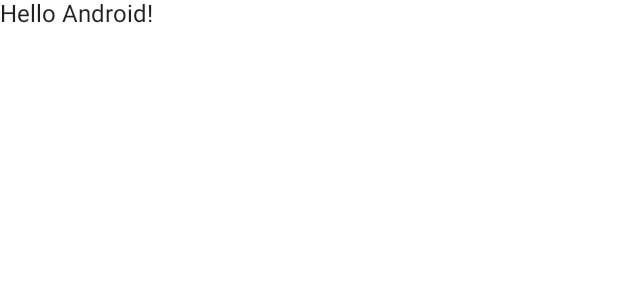
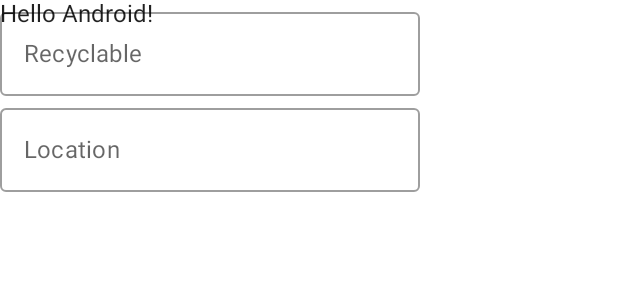
Before and after one commit to Smoofington/FindMyRecyclingV32001, an Android app built with Jetpack Compose: the @Preview function DefaultPreview, on a phone screen of 412 x 824 dp. Shown: the top 300 px of the screen. Run offline under Robolectric (Android 15) with nearby library versions, the phone set to English and light mode, and no system bars.

Commit message:
Added Recyclable and location fields

```diff
--- a/app/src/main/java/com/findmyrecycling/MainActivity.kt
+++ b/app/src/main/java/com/findmyrecycling/MainActivity.kt
@@ -1,12 +1,17 @@
 package com.findmyrecycling
+
 
 import android.os.Bundle
 import androidx.activity.ComponentActivity
 import androidx.activity.compose.setContent
+import androidx.compose.foundation.layout.Column
+import androidx.compose.foundation.layout.Spacer
 import androidx.compose.material.MaterialTheme
+import androidx.compose.material.OutlinedTextField
 import androidx.compose.material.Surface
 import androidx.compose.material.Text
-import androidx.compose.runtime.Composable
+import androidx.compose.runtime.*
+import androidx.compose.ui.res.stringResource
 import androidx.compose.ui.tooling.preview.Preview
 import com.findmyrecycling.ui.theme.FindMyRecyclingTheme
 
@@ -29,10 +34,32 @@ fun Greeting(name: String) {
     Text(text = "Hello $name!")
 }
 
+@Composable
+fun RecycleSearch(name: String) {
+    var recyclable by remember{ mutableStateOf("")}
+    var location by remember{ mutableStateOf("")}
+
+    Column {
+        OutlinedTextField(
+            value = recyclable,
+            onValueChange = {recyclable = it},
+            label = { Text(stringResource(R.string.recyclable)) }
+        )
+
+
+        OutlinedTextField(
+            value = location,
+            onValueChange = { location = it },
+            label = { Text(stringResource(R.string.location)) }
+        )
+    }
+}
+
 @Preview(showBackground = true)
 @Composable
 fun DefaultPreview() {
     FindMyRecyclingTheme {
         Greeting("Android")
+        RecycleSearch("AAA")
     }
 }
--- a/app/src/main/java/com/findmyrecycling/ui/theme/Color.kt
+++ b/app/src/main/java/com/findmyrecycling/ui/theme/Color.kt
@@ -6,3 +6,4 @@ val Purple200 = Color(0xFFBB86FC)
 val Purple500 = Color(0xFF6200EE)
 val Purple700 = Color(0xFF3700B3)
 val Teal200 = Color(0xFF03DAC5)
+val RecyclingGreen = Color(0xFF009900)
--- a/app/src/main/java/com/findmyrecycling/ui/theme/Theme.kt
+++ b/app/src/main/java/com/findmyrecycling/ui/theme/Theme.kt
@@ -15,7 +15,9 @@ private val DarkColorPalette = darkColors(
 private val LightColorPalette = lightColors(
     primary = Purple500,
     primaryVariant = Purple700,
-    secondary = Teal200
+    secondary = Teal200,
+    background = RecyclingGreen,
+    surface = RecyclingGreen
 
     /* Other default colors to override
     background = Color.White,
--- a/app/src/main/res/values/strings.xml
+++ b/app/src/main/res/values/strings.xml
@@ -1,3 +1,5 @@
 <resources>
     <string name="app_name">FindMyRecycling</string>
+    <string name="recyclable">Recyclable</string>
+    <string name="location">Location</string>
 </resources>
```
